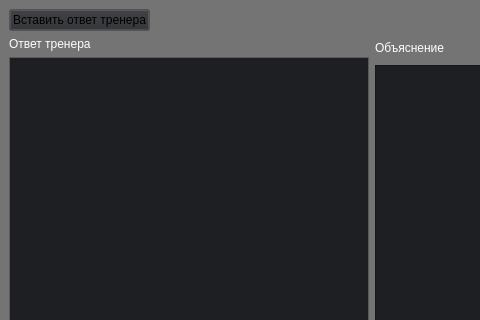
Before: the Qt Designer form mainwindow.ui in grigvlwork/syntax, drawn with Qt 5; both pictures show x 0 to 480 and y 0 to 320 of the 1222 by 741 pixel window.
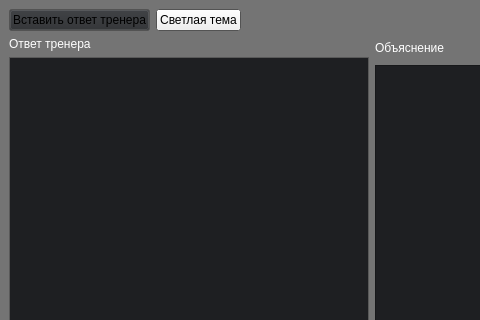
After: the same form once the commit is applied. Icons and pictures are not drawn.

Commit message: добавил кнопку переключения темы

```diff
--- a/mainwindow.ui
+++ b/mainwindow.ui
@@ -263,6 +263,13 @@
         </property>
        </widget>
       </item>
+      <item>
+       <widget class="QPushButton" name="toggle_theme_btn">
+        <property name="text">
+         <string>Светлая тема</string>
+        </property>
+       </widget>
+      </item>
       <item>
        <spacer name="horizontalSpacer">
         <property name="orientation">
```
Left out of the diff: 27 changed lines with no effect on the pictures. The commit also changes 3 other files.
